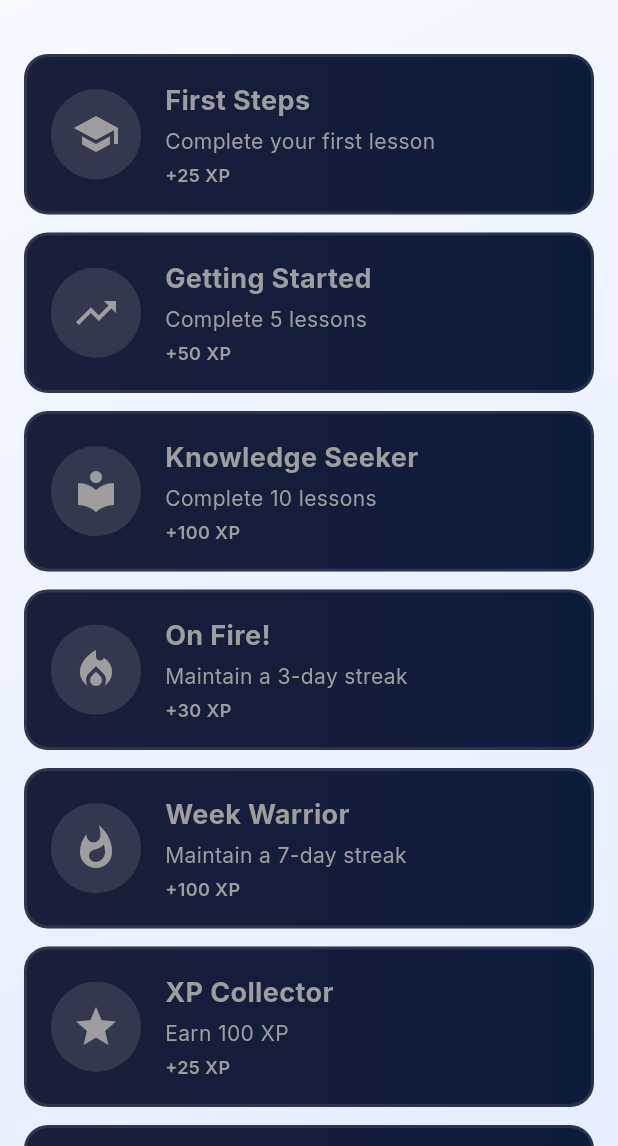
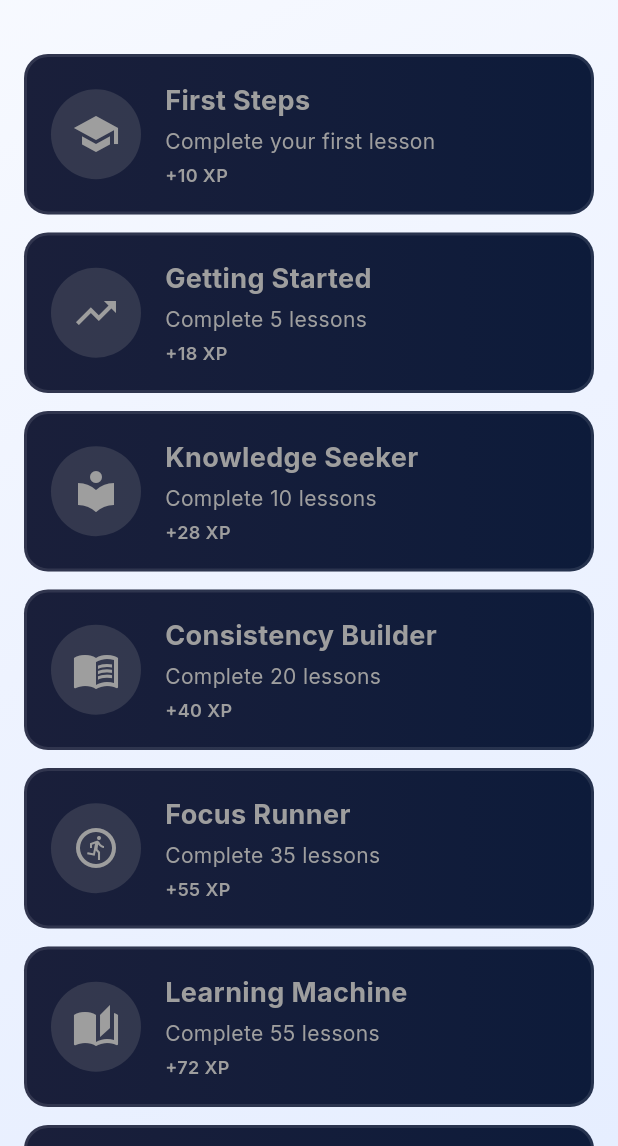
Before and after one commit to DimaFedor/our_first_mil-, a Flutter app: the AchievementsScreen screen opened by its route, on a phone screen of 412 x 824 dp, the part 90-1236 px from its top. Run offline on Flutter 3.47's test engine with Material 3 defaults, Android fonts, the phone set to English and light mode, and no system bars; drawn by our look-alikes of flutter_animate; our stand-ins replace cloud_firestore, firebase_auth, firebase_core, flutter_highlight, flutter_local_notifications, flutter_riverpod and 5 more; missing offline and left inert: code_text_field, highlight; accounts and stored records are empty.

Commit message:
Improved "Achievements" button. Added more Achievements and change the Profile and Rewards buttons on the bottom of app

```diff
--- a/lib/features/achievements/models/achievement_model.dart
+++ b/lib/features/achievements/models/achievement_model.dart
@@ -24,8 +24,77 @@ class Achievement {
     this.xpReward = 50,
   });
 
+  String titleForLocale(String languageCode) {
+    if (languageCode == 'uk') {
+      return _ukTitles[id] ?? title;
+    }
+    return title;
+  }
+
+  String descriptionForLocale(String languageCode) {
+    if (languageCode == 'uk') {
+      return _ukDescriptions[id] ?? description;
+    }
+    return description;
+  }
+
+  static const Map<String, String> _ukTitles = <String, String>{
+    'first_lesson': 'Перші кроки',
+    'five_lessons': 'Гарний старт',
+    'ten_lessons': 'Шукач знань',
+    'twenty_lessons': 'Ритм навчання',
+    'thirty_five_lessons': 'Фокус-ранер',
+    'fifty_five_lessons': 'Машина навчання',
+    'eighty_lessons': 'Навчальний марафон',
+    'one_hundred_twenty_lessons': 'Штурм курсу',
+    'streak_3': 'У вогні!',
+    'streak_7': 'Воїн тижня',
+    'streak_14': 'Титан двох тижнів',
+    'streak_21': 'Звичка закріплена',
+    'streak_30': 'Майстер місяця',
+    'xp_100': 'Колекціонер XP',
+    'xp_500': 'Зірка, що сходить',
+    'xp_1000': 'Майстер XP',
+    'xp_1600': 'Потужний учень',
+    'xp_2500': 'Елітний учень',
+    'course_1': 'Першопроходець',
+    'course_3': 'Мульти-трек учень',
+    'course_6': 'Будівельник стеку',
+    'course_10': 'Поліглот-кодер',
+    'course_14': 'Архітектор навчання',
+    'course_18': 'Герой повної програми',
+  };
+
+  static const Map<String, String> _ukDescriptions = <String, String>{
+    'first_lesson': 'Заверши свій перший урок',
+    'five_lessons': 'Заверши 5 уроків',
+    'ten_lessons': 'Заверши 10 уроків',
+    'twenty_lessons': 'Заверши 20 уроків',
+    'thirty_five_lessons': 'Заверши 35 уроків',
+    'fifty_five_lessons': 'Заверши 55 уроків',
+    'eighty_lessons': 'Заверши 80 уроків',
+    'one_hundred_twenty_lessons': 'Заверши 120 уроків',
+    'streak_3': 'Підтримуй стрік 3 дні',
+    'streak_7': 'Підтримуй стрік 7 днів',
+    'streak_14': 'Підтримуй стрік 14 днів',
+    'streak_21': 'Підтримуй стрік 21 день',
+    'streak_30': 'Підтримуй стрік 30 днів',
+    'xp_100': 'Набери 100 XP',
+    'xp_500': 'Набери 500 XP',
+    'xp_1000': 'Набери 1000 XP',
+    'xp_1600': 'Набери 1600 XP',
+    'xp_2500': 'Набери 2500 XP',
+    'course_1': 'Заверши свій перший курс повністю',
+    'course_3': 'Заверши 3 курси',
+    'course_6': 'Заверши 6 курсів',
+    'course_10': 'Заверши 10 курсів',
+    'course_14': 'Заверши 14 курсів',
+    'course_18': 'Заверши всі доступні курси',
+  };
+
   static List<Achievement> getAllAchievements() {
     return [
+      // Lesson milestones
       const Achievement(
         id: 'first_lesson',
         title: 'First Steps',
@@ -34,7 +103,7 @@ class Achievement {
         color: Colors.green,
         type: AchievementType.lessonComplete,
         requirement: 1,
-        xpReward: 25,
+        xpReward: 10,
       ),
       const Achievement(
         id: 'five_lessons',
@@ -44,7 +113,7 @@ class Achievement {
         color: Colors.blue,
         type: AchievementType.lessonComplete,
         requirement: 5,
-        xpReward: 50,
+        xpReward: 18,
       ),
       const Achievement(
         id: 'ten_lessons',
@@ -54,8 +123,59 @@ class Achievement {
         color: Colors.purple,
         type: AchievementType.lessonComplete,
         requirement: 10,
-        xpReward: 100,
+        xpReward: 28,
       ),
+      const Achievement(
+        id: 'twenty_lessons',
+        title: 'Consistency Builder',
+        description: 'Complete 20 lessons',
+        icon: Icons.menu_book,
+        color: Colors.indigo,
+        type: AchievementType.lessonComplete,
+        requirement: 20,
+        xpReward: 40,
+      ),
+      const Achievement(
+        id: 'thirty_five_lessons',
+        title: 'Focus Runner',
+        description: 'Complete 35 lessons',
+        icon: Icons.run_circle_outlined,
+        color: Colors.teal,
+        type: AchievementType.lessonComplete,
+        requirement: 35,
+        xpReward: 55,
+      ),
+      const Achievement(
+        id: 'fifty_five_lessons',
+        title: 'Learning Machine',
+        description: 'Complete 55 lessons',
+        icon: Icons.auto_stories,
+        color: Colors.teal,
+        type: AchievementType.lessonComplete,
+        requirement: 55,
+        xpReward: 72,
+      ),
+      const Achievement(
+        id: 'eighty_lessons',
+        title: 'Study Marathon',
+        description: 'Complete 80 lessons',
+        icon: Icons.speed,
+        color: Colors.deepPurple,
+        type: AchievementType.lessonComplete,
+        requirement: 80,
+        xpReward: 95,
+      ),
+      const Achievement(
+        id: 'one_hundred_twenty_lessons',
+        title: 'Course Crusher',
+        description: 'Complete 120 lessons',
+        icon: Icons.workspace_premium,
+        color: Colors.deepPurple,
+        type: AchievementType.lessonComplete,
+        requirement: 120,
+        xpReward: 125,
+      ),
+      // Streak milestones
       const Achievement(
         id: 'streak_3',
         title: 'On Fire!',
@@ -64,7 +184,7 @@ class Achievement {
         color: Colors.deepOrange,
         type: AchievementType.streak,
         requirement: 3,
-        xpReward: 30,
+        xpReward: 12,
       ),
       const Achievement(
         id: 'streak_7',
@@ -74,8 +194,39 @@ class Achievement {
         color: Colors.red,
         type: AchievementType.streak,
         requirement: 7,
-        xpReward: 100,
+        xpReward: 24,
       ),
+      const Achievement(
+        id: 'streak_14',
+        title: 'Two-Week Titan',
+        description: 'Maintain a 14-day streak',
+        icon: Icons.flash_on,
+        color: Colors.orange,
+        type: AchievementType.streak,
+        requirement: 14,
+        xpReward: 38,
+      ),
+      const Achievement(
+        id: 'streak_21',
+        title: 'Habit Locked',
+        description: 'Maintain a 21-day streak',
+        icon: Icons.lock_clock,
+        color: Colors.deepOrangeAccent,
+        type: AchievementType.streak,
+        requirement: 21,
+        xpReward: 55,
+      ),
+      const Achievement(
+        id: 'streak_30',
+        title: 'Monthly Master',
+        description: 'Maintain a 30-day streak',
+        icon: Icons.calendar_month,
+        color: Colors.deepOrange,
+        type: AchievementType.streak,
+        requirement: 30,
+        xpReward: 80,
+      ),
+      // XP milestones
       const Achievement(
         id: 'xp_100',
         title: 'XP Collector',
@@ -84,7 +235,7 @@ class Achievement {
         color: Colors.lightBlue,
         type: AchievementType.xp,
         requirement: 100,
-        xpReward: 25,
+        xpReward: 8,
       ),
       const Achievement(
         id: 'xp_500',
@@ -94,7 +245,7 @@ class Achievement {
         color: Colors.cyan,
         type: AchievementType.xp,
         requirement: 500,
-        xpReward: 50,
+        xpReward: 20,
       ),
       const Achievement(
         id: 'xp_1000',
@@ -104,7 +255,88 @@ class Achievement {
         color: Colors.amber,
         type: AchievementType.xp,
         requirement: 1000,
-        xpReward: 100,
+        xpReward: 35,
+      ),
+      const Achievement(
+        id: 'xp_1600',
+        title: 'Power Learner',
+        description: 'Earn 1600 XP',
+        icon: Icons.auto_awesome,
+        color: Colors.indigoAccent,
+        type: AchievementType.xp,
+        requirement: 1600,
+        xpReward: 50,
+      ),
+      const Achievement(
+        id: 'xp_2500',
+        title: 'Elite Learner',
+        description: 'Earn 2500 XP',
+        icon: Icons.emoji_events,
+        color: Colors.amberAccent,
+        type: AchievementType.xp,
+        requirement: 2500,
+        xpReward: 70,
+      ),
+      // Course milestones
+      const Achievement(
+        id: 'course_1',
+        title: 'Pathfinder',
+        description: 'Complete your first full course',
+        icon: Icons.flag,
+        color: Colors.greenAccent,
+        type: AchievementType.courseComplete,
+        requirement: 1,
+        xpReward: 15,
+      ),
+      const Achievement(
+        id: 'course_3',
+        title: 'Multi-Track Learner',
+        description: 'Complete 3 courses',
+        icon: Icons.route,
+        color: Colors.lightGreen,
+        type: AchievementType.courseComplete,
+        requirement: 3,
+        xpReward: 25,
+      ),
+      const Achievement(
+        id: 'course_6',
+        title: 'Stack Builder',
+        description: 'Complete 6 courses',
+        icon: Icons.view_module,
+        color: Colors.lime,
+        type: AchievementType.courseComplete,
+        requirement: 6,
+        xpReward: 40,
+      ),
+      const Achievement(
+        id: 'course_10',
+        title: 'Polyglot Coder',
+        description: 'Complete 10 courses',
+        icon: Icons.hub,
+        color: Colors.orangeAccent,
+        type: AchievementType.courseComplete,
+        requirement: 10,
+        xpReward: 60,
+      ),
+      const Achievement(
+        id: 'course_14',
+        title: 'Learning Architect',
+        description: 'Complete 14 courses',
+        icon: Icons.architecture,
+        color: Colors.deepOrangeAccent,
+        type: AchievementType.courseComplete,
+        requirement: 14,
+        xpReward: 85,
+      ),
+      const Achievement(
+        id: 'course_18',
+        title: 'Full Curriculum Hero',
+        description: 'Complete all available courses',
+        icon: Icons.verified,
+        color: Colors.amber,
+        type: AchievementType.courseComplete,
+        requirement: 18,
+        xpReward: 120,
       ),
     ];
   }
--- a/lib/features/achievements/providers/achievement_provider.dart
+++ b/lib/features/achievements/providers/achievement_provider.dart
@@ -40,6 +40,7 @@ class AchievementActions {
     required int totalLessons,
     required int currentStreak,
     required int totalXP,
+    required int completedCourses,
   }) async {
     if (_userId == null) return [];
 
@@ -63,13 +64,16 @@ class AchievementActions {
         case AchievementType.lessonComplete:
           shouldUnlock = totalLessons >= achievement.requirement;
           break;
+        case AchievementType.courseComplete:
+          shouldUnlock = completedCourses >= achievement.requirement;
+          break;
         case AchievementType.streak:
           shouldUnlock = currentStreak >= achievement.requirement;
           break;
         case AchievementType.xp:
           shouldUnlock = totalXP >= achievement.requirement;
           break;
-        default:
+        case AchievementType.special:
           break;
       }
 
--- a/lib/features/achievements/screens/achievements_screen.dart
+++ b/lib/features/achievements/screens/achievements_screen.dart
@@ -125,6 +125,7 @@ class _AchievementCard extends StatelessWidget {
   Widget build(BuildContext context) {
     final isDarkTheme = Theme.of(context).brightness == Brightness.dark;
     final onSurface = Theme.of(context).colorScheme.onSurface;
+    final languageCode = Localizations.localeOf(context).languageCode;
     return Container(
       margin: const EdgeInsets.only(bottom: 12),
       padding: const EdgeInsets.all(16),
@@ -170,7 +171,7 @@ class _AchievementCard extends StatelessWidget {
               crossAxisAlignment: CrossAxisAlignment.start,
               children: [
                 Text(
-                  achievement.title,
+                  achievement.titleForLocale(languageCode),
                   style: TextStyle(
                     color: isUnlocked
                         ? (isDarkTheme ? Colors.white : onSurface)
@@ -181,7 +182,7 @@ class _AchievementCard extends StatelessWidget {
                 ),
                 const SizedBox(height: 4),
                 Text(
-                  achievement.description,
+                  achievement.descriptionForLocale(languageCode),
                   style: TextStyle(
                     color: isUnlocked
                         ? (isDarkTheme
--- a/lib/features/home/widgets/home_dashboard.dart
+++ b/lib/features/home/widgets/home_dashboard.dart
@@ -1592,6 +1592,7 @@ class _AchievementCard extends StatelessWidget {
   @override
   Widget build(BuildContext context) {
     final onSurface = Theme.of(context).colorScheme.onSurface;
+    final languageCode = Localizations.localeOf(context).languageCode;
     return Container(
       width: 190,
       padding: const EdgeInsets.all(14),
@@ -1623,7 +1624,7 @@ class _AchievementCard extends StatelessWidget {
               mainAxisAlignment: MainAxisAlignment.center,
               children: [
                 Text(
-                  achievement.title,
+                  achievement.titleForLocale(languageCode),
                   style: TextStyle(
                     color: onSurface,
                     fontWeight: FontWeight.w800,
--- a/lib/features/lessons/screens/lesson_screen.dart
+++ b/lib/features/lessons/screens/lesson_screen.dart
@@ -492,6 +492,8 @@ class _LessonScreenState extends ConsumerState<LessonScreen>
     int xpReward, [
     List<Achievement> unlockedAchievements = const [],
   ]) {
+    final languageCode = Localizations.localeOf(context).languageCode;
+    final isUkr = languageCode == 'uk';
     showDialog(
       context: context,
       barrierDismissible: false,
@@ -548,9 +550,11 @@ class _LessonScreenState extends ConsumerState<LessonScreen>
                 child: Column(
                   crossAxisAlignment: CrossAxisAlignment.start,
                   children: [
-                    const Text(
-                      '🏆 Achievement unlocked',
-                      style: TextStyle(
+                    Text(
+                      isUkr
+                          ? '🏆 Досягнення відкрито'
+                          : '🏆 Achievement unlocked',
+                      style: const TextStyle(
                         color: Colors.amber,
                         fontSize: 13,
                         fontWeight: FontWeight.w700,
@@ -559,7 +563,7 @@ class _LessonScreenState extends ConsumerState<LessonScreen>
                     const SizedBox(height: 6),
                     ...unlockedAchievements.map(
                       (achievement) => Text(
-                        '${achievement.title} (+${achievement.xpReward} XP)',
+                        '${achievement.titleForLocale(languageCode)} (+${achievement.xpReward} XP)',
                         style: TextStyle(
                           color: Theme.of(dialogContext).colorScheme.onSurface,
                           fontSize: 13,
@@ -597,11 +601,15 @@ class _LessonScreenState extends ConsumerState<LessonScreen>
 
   void _showAchievementNotifications(List<Achievement> achievements) {
     final messenger = ScaffoldMessenger.of(context);
+    final languageCode = Localizations.localeOf(context).languageCode;
+    final isUkr = languageCode == 'uk';
     for (final achievement in achievements) {
       messenger.showSnackBar(
         SnackBar(
           content: Text(
-            '🏆 ${achievement.title} unlocked (+${achievement.xpReward} XP)',
+            isUkr
+                ? '🏆 ${achievement.titleForLocale(languageCode)} відкрито (+${achievement.xpReward} XP)'
+                : '🏆 ${achievement.titleForLocale(languageCode)} unlocked (+${achievement.xpReward} XP)',
           ),
           backgroundColor: const Color(0xFF7C3AED),
           duration: const Duration(seconds: 2),
--- a/lib/features/progress/providers/progress_provider.dart
+++ b/lib/features/progress/providers/progress_provider.dart
@@ -258,9 +258,11 @@ class ProgressActions {
     final totalXP = userData?['totalXP'] as int? ?? 0;
     final currentStreak = userData?['currentStreak'] as int? ?? 0;
     int totalLessonsCount = 0;
+    int completedCoursesCount = 0;
     List<String> allCompletedLessons = [];
     bool hasJustCompletedLesson = false;
     for (var progress in allProgress) {
+      final progressCourseId = (progress['courseId']?.toString() ?? '').trim();
       final lessons = (progress['completedLessons'] as List? ?? [])
           .map((e) => e.toString())
           .toList();
@@ -268,6 +270,16 @@ class ProgressActions {
       allCompletedLessons.addAll(lessons);
       if (lessons.contains(lessonId)) {
         hasJustCompletedLesson = true;
+      }
+
+      if (progressCourseId.isNotEmpty) {
+        final totalLessonsInCourse = CourseContentService.getLessonsForCourse(
+          progressCourseId,
+        ).length;
+        if (totalLessonsInCourse > 0 &&
+            lessons.length >= totalLessonsInCourse) {
+          completedCoursesCount += 1;
+        }
       }
     }
 
@@ -300,6 +312,7 @@ class ProgressActions {
           totalLessons: totalLessonsCount,
           currentStreak: currentStreak,
           totalXP: effectiveTotalXP,
+          completedCourses: completedCoursesCount,
         );
 
     await _engagementNotifications.onLessonCompleted(
--- a/lib/shared/widgets/main_navigation.dart
+++ b/lib/shared/widgets/main_navigation.dart
@@ -116,19 +116,19 @@ class _MainNavigationScreenState extends ConsumerState<MainNavigationScreen> {
                   onTap: () => ref.read(currentTabProvider.notifier).state = 2,
                 ),
                 _NavBarItem(
+                  icon: Icons.workspace_premium_rounded,
+                  label: isUkr ? 'Бонуси' : 'Rewards',
+                  index: 4,
+                  isSelected: currentTab == 4,
+                  onTap: () => ref.read(currentTabProvider.notifier).state = 4,
+                ),
+                _NavBarItem(
                   icon: Icons.person_rounded,
                   label:
                       AppLocalizations.of(context)?.get('profile') ?? 'Profile',
                   index: 3,
                   isSelected: currentTab == 3,
                   onTap: () => ref.read(currentTabProvider.notifier).state = 3,
-                ),
-                _NavBarItem(
-                  icon: Icons.workspace_premium_rounded,
-                  label: isUkr ? 'Бонуси' : 'Rewards',
-                  index: 4,
-                  isSelected: currentTab == 4,
-                  onTap: () => ref.read(currentTabProvider.notifier).state = 4,
                 ),
               ],
             ),
```
